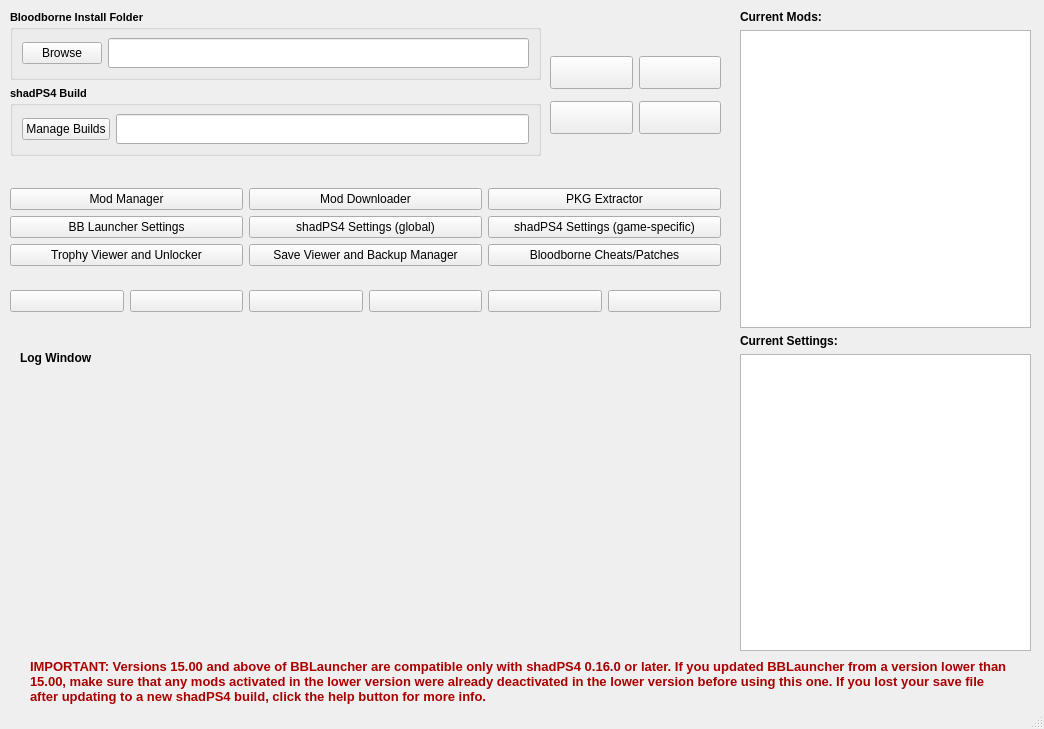
Qt form modules/bblauncher.ui (rainmakerv3/BB_Launcher) before a commit.
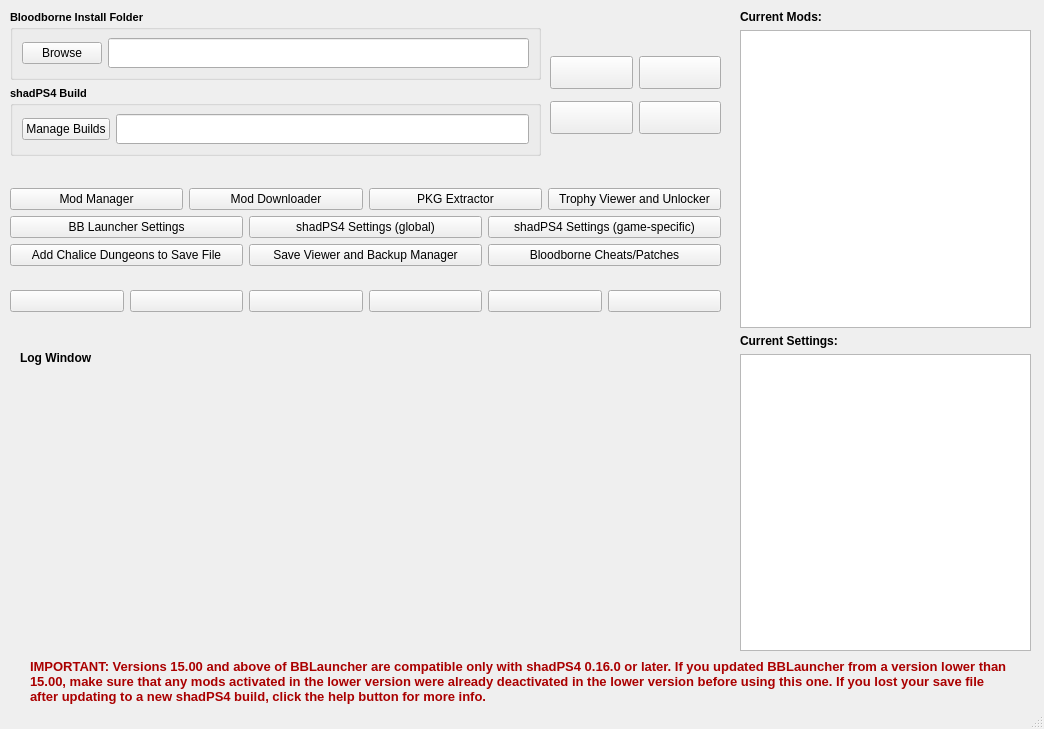
The same form after that commit.

Commit message: Add chalice dungeon editor based on Nox's work

Patch:
```diff
--- a/modules/bblauncher.ui
+++ b/modules/bblauncher.ui
@@ -381,6 +381,13 @@
            </property>
           </widget>
          </item>
+         <item>
+          <widget class="QPushButton" name="TrophyButton">
+           <property name="text">
+            <string>Trophy Viewer and Unlocker</string>
+           </property>
+          </widget>
+         </item>
         </layout>
        </item>
        <item>
@@ -411,9 +418,9 @@
        <item>
         <layout class="QHBoxLayout" name="horizontalLayout">
          <item>
-          <widget class="QPushButton" name="TrophyButton">
+          <widget class="QPushButton" name="chaliceButton">
            <property name="text">
-            <string>Trophy Viewer and Unlocker</string>
+            <string>Add Chalice Dungeons to Save File</string>
            </property>
           </widget>
          </item>
```
The commit also changes 6 other files.
